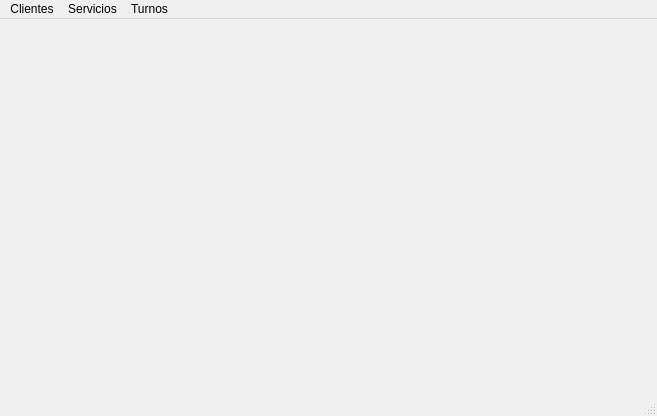
Above: vistas_ui/menuprincipal.ui from vicabitu/divas before the change. Below: the same form after it.
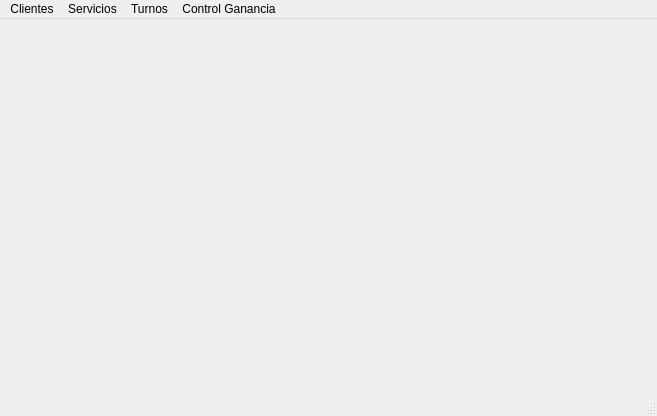
That is the form after the change. Icons and pictures are not drawn.

Commit message: nuevas funciones en menu principal y avnaze en controlador nuevo turno

The edit to the form file:
```diff
--- a/vistas_ui/menuprincipal.ui
+++ b/vistas_ui/menuprincipal.ui
@@ -79,9 +79,17 @@
     <addaction name="action_alta_servicio"/>
     <addaction name="action_modificacion_servicio"/>
    </widget>
+   <widget class="QMenu" name="menu_control_ganancia">
+    <property name="title">
+     <string>Control Ganancia</string>
+    </property>
+    <addaction name="action_generar_control"/>
+    <addaction name="action_listar_controles"/>
+   </widget>
    <addaction name="menu_clientes"/>
    <addaction name="menu_servicios"/>
    <addaction name="menu_turnos"/>
+   <addaction name="menu_control_ganancia"/>
   </widget>
   <widget class="QStatusBar" name="statusbar"/>
   <action name="action_alta_Cliente">
```
Left out of the diff: 10 changed lines with no effect on the pictures. The commit also changes 3 other files.
